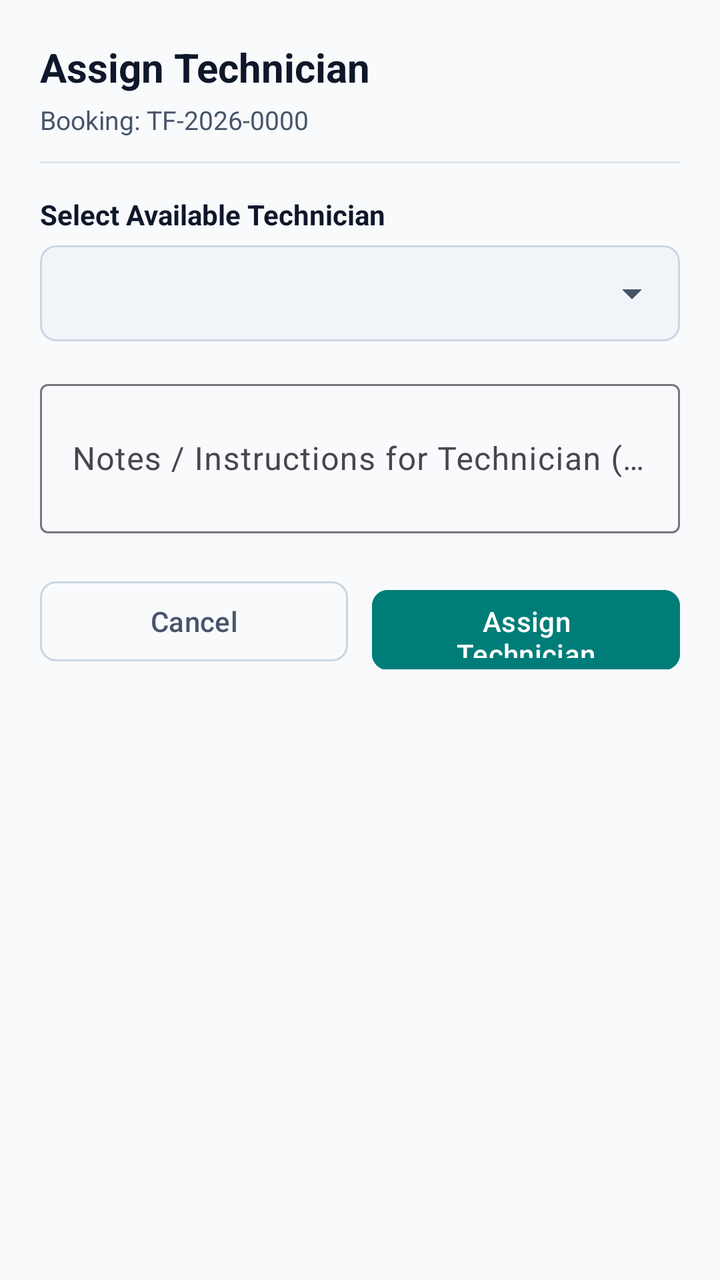
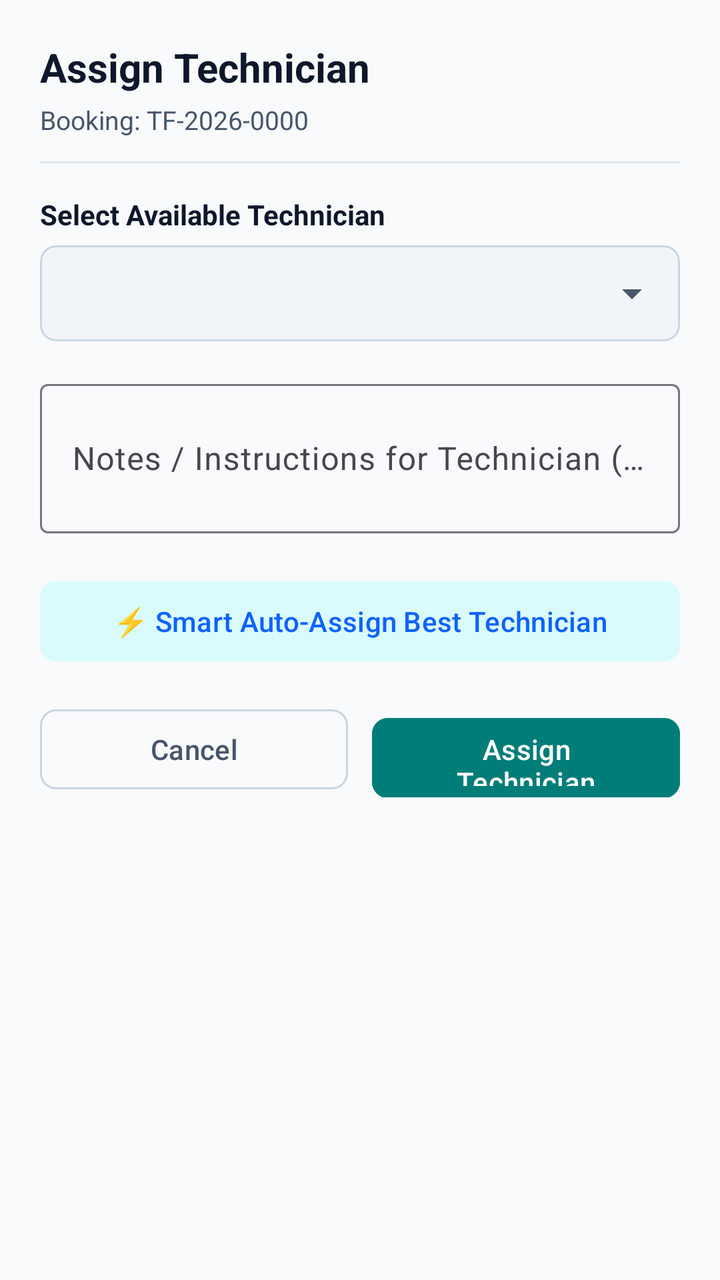

The first picture is an Android layout as it rendered before a commit; the second is the same layout after the commit. The layout source and the unified diff follow.
<!-- AndroidManifest.xml: application theme Theme.TechFix -->
<!-- res/layout/dialog_assign_technician.xml -->
<?xml version="1.0" encoding="utf-8"?>
<ScrollView xmlns:android="http://schemas.android.com/apk/res/android"
    xmlns:app="http://schemas.android.com/apk/res-auto"
    android:layout_width="match_parent"
    android:layout_height="wrap_content">

    <LinearLayout
        android:layout_width="match_parent"
        android:layout_height="wrap_content"
        android:orientation="vertical"
        android:padding="20dp">

        
        <TextView
            android:layout_width="wrap_content"
            android:layout_height="wrap_content"
            android:text="Assign Technician"
            android:textColor="@color/text_primary"
            android:textSize="20sp"
            android:textStyle="bold" />

        <TextView
            android:id="@+id/tvDialogAssignRef"
            android:layout_width="wrap_content"
            android:layout_height="wrap_content"
            android:layout_marginTop="4dp"
            android:text="Booking: TF-2026-0000"
            android:textColor="@color/text_secondary"
            android:textSize="13sp" />

        <View
            android:layout_width="match_parent"
            android:layout_height="1dp"
            android:layout_marginTop="12dp"
            android:layout_marginBottom="16dp"
            android:background="@color/divider" />

        
        <TextView
            android:layout_width="wrap_content"
            android:layout_height="wrap_content"
            android:layout_marginBottom="6dp"
            android:text="Select Available Technician"
            android:textColor="@color/text_primary"
            android:textSize="14sp"
            android:textStyle="bold" />

        <com.google.android.material.card.MaterialCardView
            android:layout_width="match_parent"
            android:layout_height="wrap_content"
            android:layout_marginBottom="16dp"
            app:cardBackgroundColor="@color/surface_variant"
            app:cardCornerRadius="8dp"
            app:cardElevation="0dp"
            app:strokeColor="@color/border"
            app:strokeWidth="1dp">

            <Spinner
                android:id="@+id/spinnerTechnicians"
                android:layout_width="match_parent"
                android:layout_height="48dp"
                android:paddingStart="12dp"
                android:paddingEnd="12dp" />
        </com.google.android.material.card.MaterialCardView>

        
        <com.google.android.material.textfield.TextInputLayout
            style="@style/Widget.Material3.TextInputLayout.OutlinedBox"
            android:layout_width="match_parent"
            android:layout_height="wrap_content"
            android:layout_marginBottom="20dp"
            android:hint="Notes / Instructions for Technician (Optional)">

            <com.google.android.material.textfield.TextInputEditText
                android:id="@+id/etAssignNotes"
                android:layout_width="match_parent"
                android:layout_height="wrap_content"
                android:inputType="textMultiLine"
                android:minLines="2"
                android:textColor="@color/text_primary" />
        </com.google.android.material.textfield.TextInputLayout>

        
        <LinearLayout
            android:layout_width="match_parent"
            android:layout_height="wrap_content"
            android:orientation="horizontal">

            <com.google.android.material.button.MaterialButton
                android:id="@+id/btnCancelAssign"
                style="@style/Widget.Material3.Button.OutlinedButton"
                android:layout_width="0dp"
                android:layout_height="48dp"
                android:layout_marginEnd="6dp"
                android:layout_weight="1"
                android:text="Cancel"
                android:textAllCaps="false"
                android:textColor="@color/text_secondary"
                app:cornerRadius="8dp"
                app:strokeColor="@color/border" />

            <com.google.android.material.button.MaterialButton
                android:id="@+id/btnSubmitAssign"
                style="@style/Widget.Material3.Button"
                android:layout_width="0dp"
                android:layout_height="48dp"
                android:layout_marginStart="6dp"
                android:layout_weight="1"
                android:backgroundTint="@color/secondary"
                android:text="Assign Technician"
                android:textAllCaps="false"
                android:textColor="@color/white"
                app:cornerRadius="8dp" />
        </LinearLayout>

    </LinearLayout>
</ScrollView>
<!-- resources referenced by this layout -->
<resources>
  <color name="border">#CBD5E1</color>
  <color name="divider">#E2E8F0</color>
  <color name="secondary">#007D79</color>
  <color name="surface_variant">#F1F5F9</color>
  <color name="text_primary">#0F172A</color>
  <color name="text_secondary">#475569</color>
  <color name="white">#FFFFFF</color>
  <style name="Theme.TechFix" parent="Theme.Material3.DayNight.NoActionBar">
          
          <item name="colorPrimary">@color/primary</item>
          <item name="colorOnPrimary">@color/on_primary</item>
          <item name="colorPrimaryContainer">@color/primary_container</item>
          <item name="colorOnPrimaryContainer">@color/on_primary_container</item>
  
          
          <item name="colorSecondary">@color/secondary</item>
          <item name="colorOnSecondary">@color/on_secondary</item>
          <item name="colorSecondaryContainer">@color/secondary_container</item>
  
          
          <item name="android:colorBackground">@color/background</item>
          <item name="colorSurface">@color/surface</item>
          <item name="colorSurfaceVariant">@color/surface_variant</item>
  
          
          <item name="android:textColor">@color/text_primary</item>
          <item name="android:textColorHint">@color/text_muted</item>
          <item name="android:textColorPrimary">@color/text_primary</item>
          <item name="android:textColorSecondary">@color/text_secondary</item>
          <item name="editTextColor">@color/text_primary</item>
          <item name="android:editTextColor">@color/text_primary</item>
  
          
          <item name="android:statusBarColor">@color/surface</item>
          <item name="android:windowLightStatusBar">true</item>
          <item name="android:navigationBarColor">@color/surface</item>
          <item name="android:windowLightNavigationBar" tools:targetApi="27">true</item>
      </style>
  <color name="primary">#0F62FE</color>
  <color name="on_primary">#FFFFFF</color>
  <color name="primary_container">#EDF5FF</color>
  <color name="on_primary_container">#002D9C</color>
  <color name="on_secondary">#FFFFFF</color>
  <color name="secondary_container">#D9FBFB</color>
  <color name="background">#F8FAFC</color>
  <color name="surface">#FFFFFF</color>
  <color name="text_muted">#94A3B8</color>
</resources>

<!-- the commit's change to res/layout/dialog_assign_technician.xml (unified diff, before → after) -->
@@ -81,6 +81,18 @@
         </com.google.android.material.textfield.TextInputLayout>
 
         
+        <com.google.android.material.button.MaterialButton
+            android:id="@+id/btnAutoAssign"
+            style="@style/Widget.Material3.Button.TonalButton"
+            android:layout_width="match_parent"
+            android:layout_height="48dp"
+            android:layout_marginBottom="16dp"
+            android:text="⚡ Smart Auto-Assign Best Technician"
+            android:textAllCaps="false"
+            android:textColor="@color/primary"
+            app:cornerRadius="8dp" />
+
+        
         <LinearLayout
             android:layout_width="match_parent"
             android:layout_height="wrap_content"
